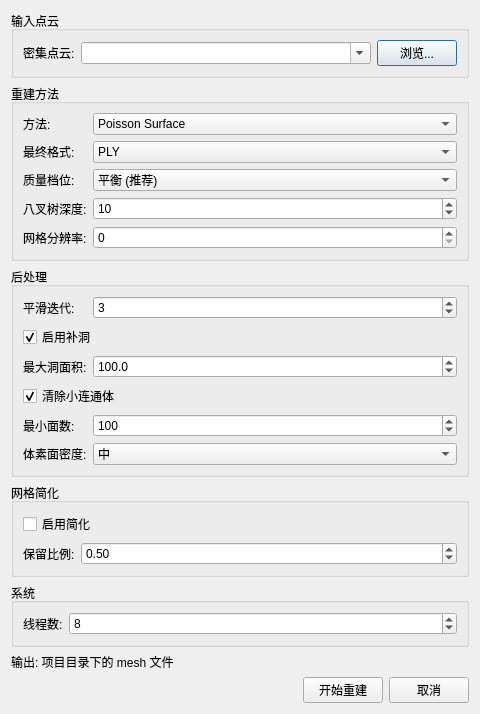
Above: src/gui/dialogs/MeshReconstructionDialog.ui from guderianXu/plascan before the change. Below: the same form after it.
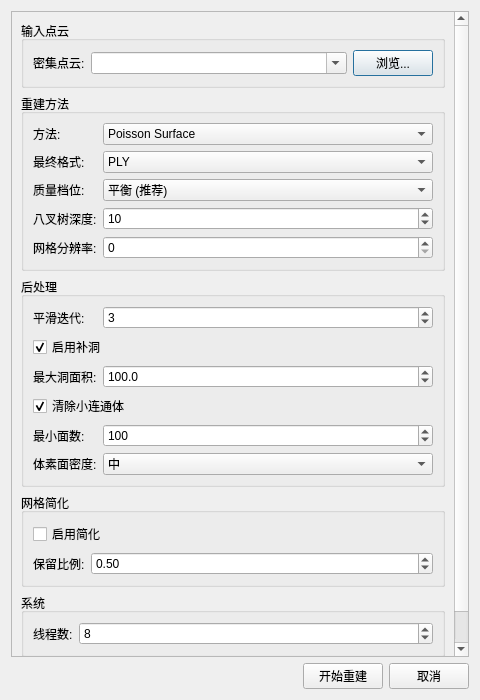
That is the form after the change.

Commit message: Improve reconstruction pipeline and TorchScript models

What changed in the file:
```diff
--- a/src/gui/dialogs/MeshReconstructionDialog.ui
+++ b/src/gui/dialogs/MeshReconstructionDialog.ui
@@ -21,6 +21,13 @@
   </property>
   <layout class="QVBoxLayout" name="mainLayout">
    <item>
+    <widget class="QScrollArea" name="parameterScrollArea">
+     <property name="widgetResizable">
+      <bool>true</bool>
+     </property>
+     <widget class="QWidget" name="parameterScrollWidget">
+      <layout class="QVBoxLayout" name="parameterLayout">
+   <item>
     <widget class="QGroupBox" name="inputGroup">
      <property name="title">
       <string>输入点云</string>
@@ -459,10 +466,14 @@
     </widget>
    </item>
    <item>
-    <widget class="QLabel" name="m_infoLabel">
+   <widget class="QLabel" name="m_infoLabel">
      <property name="text">
       <string>输出: 项目目录下的 mesh 文件</string>
      </property>
+    </widget>
+   </item>
+      </layout>
+     </widget>
     </widget>
    </item>
    <item>
```
The commit also changes 133 other files.
